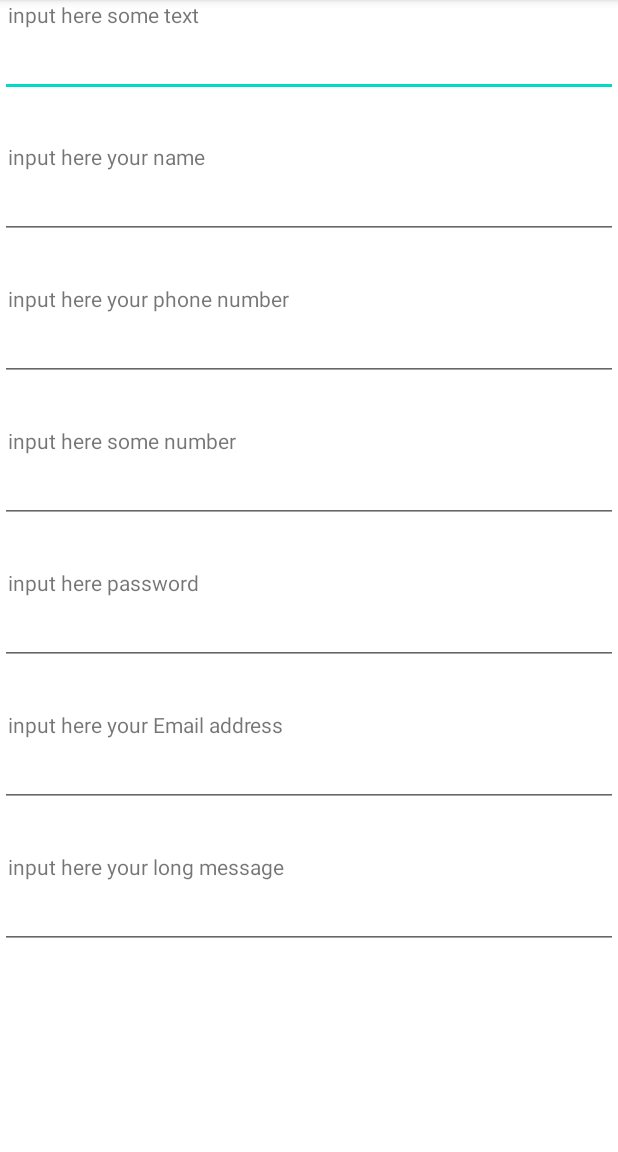
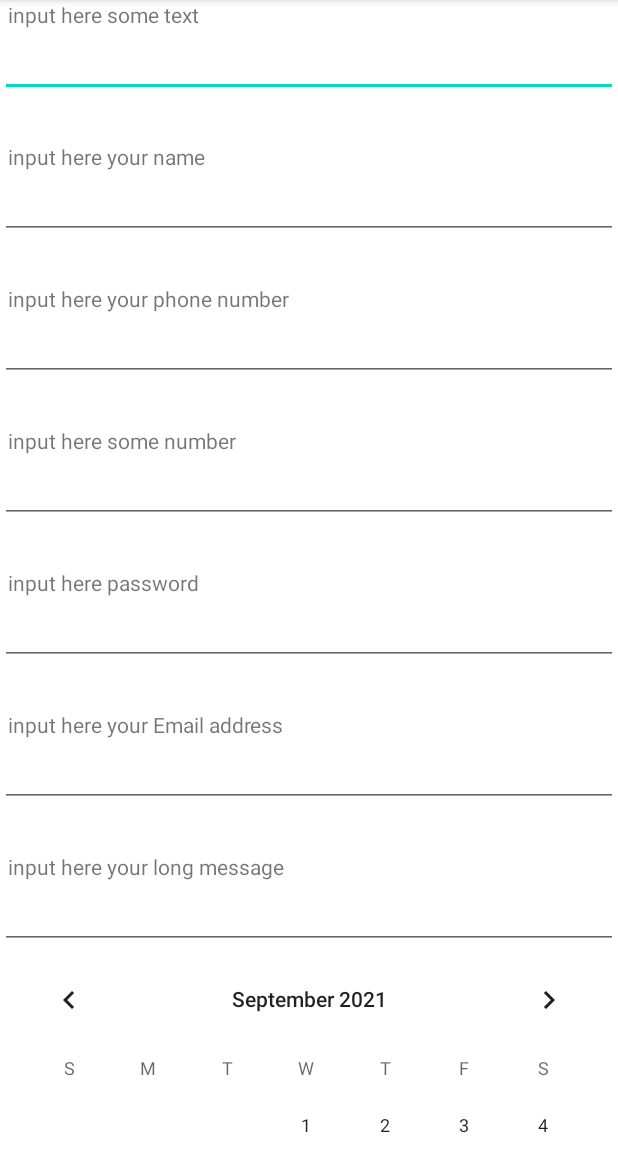
Before and after one commit to lekoal/android_my_work_n_1, an Android app: the screen it shows after launch (MainActivity), on a phone screen of 412 x 824 dp, the part 84-1236 px from its top. Run offline under Robolectric (Android 15) with nearby library versions, the phone set to English and light mode, and no system bars.

Commit message:
Added CalendarView in second layout

```diff
--- a/app/src/main/java/com/example/androidworknone/MainActivity.java
+++ b/app/src/main/java/com/example/androidworknone/MainActivity.java
@@ -1,8 +1,11 @@
 package com.example.androidworknone;
 
+import androidx.annotation.NonNull;
 import androidx.appcompat.app.AppCompatActivity;
 
 import android.os.Bundle;
+import android.widget.CalendarView;
+import android.widget.Toast;
 
 public class MainActivity extends AppCompatActivity {
 
--- a/app/src/main/res/layout/activity_main_2.xml
+++ b/app/src/main/res/layout/activity_main_2.xml
@@ -91,6 +91,12 @@
             android:layout_height="wrap_content"
             android:inputType="textLongMessage" />
 
+        <CalendarView
+            android:id="@+id/calendarView"
+            android:layout_width="match_parent"
+            android:layout_height="wrap_content"
+             />
+
     </LinearLayout>
 
 </androidx.constraintlayout.widget.ConstraintLayout>
```
